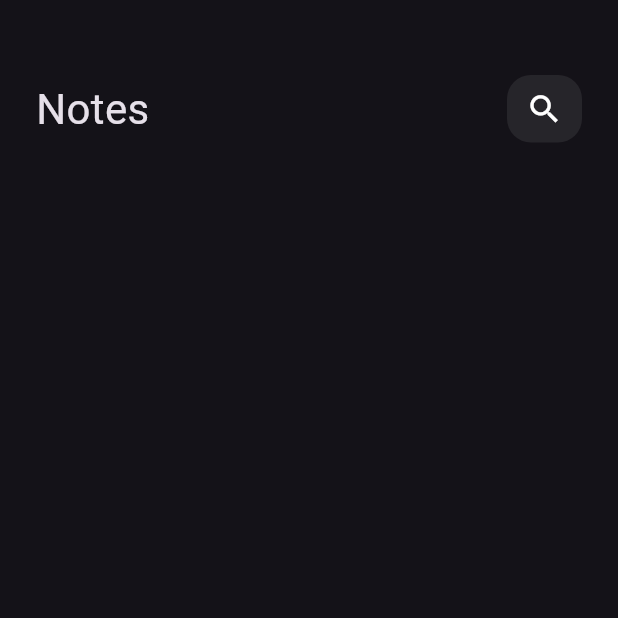
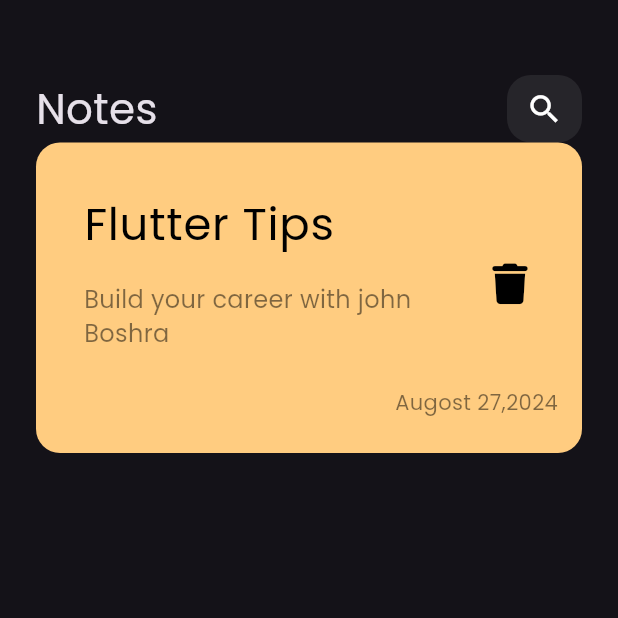
Before and after one commit to johnboshra88/nots_app, a Flutter app: the screen it shows after launch, on a phone screen of 412 x 824 dp, the top half of it. Run offline on Flutter 3.47's test engine with Material 3 defaults, Android fonts, the phone set to English and light mode, and no system bars; our stand-ins replace font_awesome_flutter.

Commit message:
change and edite for widget and size icon and added font text and icon in pubspec

```diff
--- a/lib/main.dart
+++ b/lib/main.dart
@@ -11,7 +11,7 @@ class NotsApp extends StatelessWidget {
   @override
   Widget build(BuildContext context) {
     return MaterialApp(
-      theme: ThemeData.dark(),
+      theme: ThemeData(brightness: Brightness.dark, fontFamily: 'Poppins'),
       home: const NotesView(),
     );
   }
--- a/lib/widgets/notes_view_body.dart
+++ b/lib/widgets/notes_view_body.dart
@@ -1,4 +1,5 @@
 import 'package:flutter/material.dart';
+import 'package:font_awesome_flutter/font_awesome_flutter.dart';
 import 'package:nots_app/widgets/custom_app_bar.dart';
 
 class NotsViewBody extends StatelessWidget {
@@ -13,9 +14,57 @@ class NotsViewBody extends StatelessWidget {
           SizedBox(
             height: 50,
           ),
-          CustomAppBar()
+          CustomAppBar(),
+          NoteItem()
         ],
       ),
     );
   }
 }
+
+class NoteItem extends StatelessWidget {
+  const NoteItem({super.key});
+
+  @override
+  Widget build(BuildContext context) {
+    return Container(
+      padding: const EdgeInsets.only(
+        top: 24,
+        bottom: 24,
+        left: 16,
+      ),
+      decoration: BoxDecoration(
+          color: const Color(0xffffcc80),
+          borderRadius: BorderRadius.circular(16)),
+      child: Column(
+        crossAxisAlignment: CrossAxisAlignment.end,
+        children: [
+          ListTile(
+            title: const Text(
+              'Flutter Tips',
+              style: TextStyle(color: Colors.black, fontSize: 30),
+            ),
+            subtitle: Padding(
+              padding: const EdgeInsets.only(top: 16, bottom: 16),
+              child: Text('Build your career with john Boshra',
+                  style: TextStyle(
+                      color: Colors.black.withOpacity(.5), fontSize: 16)),
+            ),
+            trailing: IconButton(
+                onPressed: () {},
+                icon: const Icon(
+                  size: 27,
+                  FontAwesomeIcons.trash,
+                  color: Colors.black,
+                )),
+          ),
+          Padding(
+            padding: const EdgeInsets.only(right: 16),
+            child: Text('Augost 27,2024',
+                style: TextStyle(color: Colors.black.withOpacity(.5))),
+          )
+        ],
+      ),
+    );
+  }
+}
```
Also changed, not shown: pubspec.yaml (+10 -11 lines), assets/fonts/Poppins-Regular.ttf (added), pubspec.lock.
